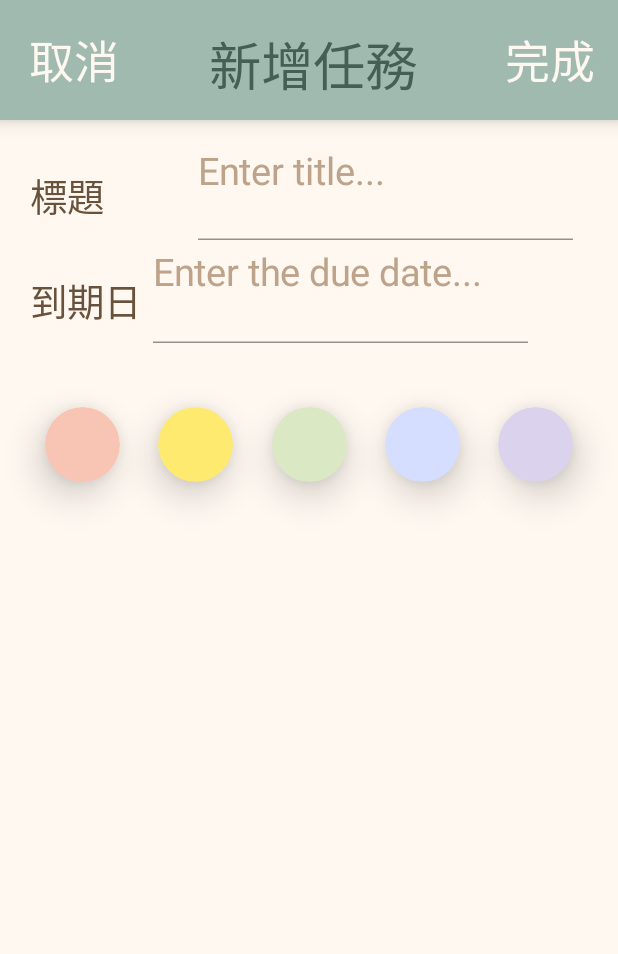
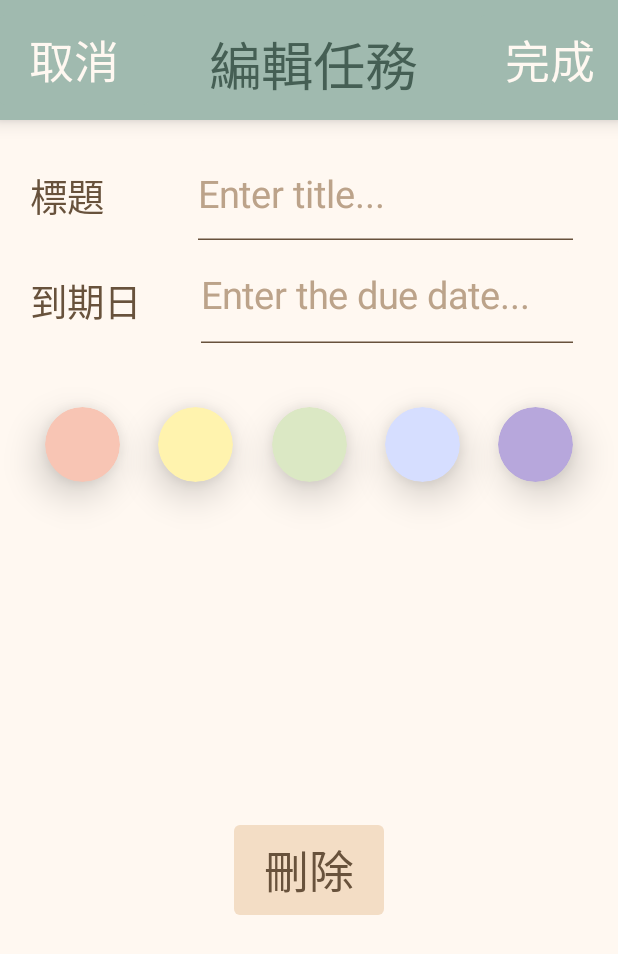
Before and after one commit to daichenwww/KirakuTODO, an Android app built with Jetpack Compose: the composable AddEditCommon shown on its own in the app's theme, on a phone screen of 412 x 824 dp. Shown: the top 954 px of the screen. Run offline under Robolectric (Android 15) with nearby library versions, the light colour scheme and no system bars; our stand-ins replace Dagger/Hilt's generated code, Room's generated code.

Commit message:
首頁初版(有日期) + 新增初版 + 編輯初版(有刪除)

```diff
--- a/app/src/main/java/com/example/afinal/MainActivity.kt
+++ b/app/src/main/java/com/example/afinal/MainActivity.kt
@@ -1,6 +1,5 @@
 package com.example.afinal
 
-import AddTaskPage
 import android.os.Bundle
 import androidx.activity.ComponentActivity
 import androidx.activity.compose.setContent
@@ -12,7 +11,8 @@ import androidx.navigation.compose.NavHost
 import androidx.navigation.compose.composable
 import androidx.navigation.compose.rememberNavController
 import androidx.navigation.navArgument
-import com.example.afinal.feature_task.presentation.add_edit_task.AddEditTaskScreen
+import com.example.afinal.feature_task.presentation.add_edit_task.AddTaskScreen
+import com.example.afinal.feature_task.presentation.add_edit_task.EditTaskScreen
 import com.example.afinal.feature_task.presentation.tasks.TasksScreen
 import com.example.afinal.feature_task.presentation.util.Screen
 import dagger.hilt.android.AndroidEntryPoint
@@ -32,8 +32,9 @@ class MainActivity : ComponentActivity() {
                         startDestination = Screen.TasksScreen.route
                     ){
                         composable(route = Screen.TasksScreen.route) { TasksScreen(navController = navController) }
+                        composable(route = Screen.AddTaskScreen.route) { AddTaskScreen(navController = navController) }
                         composable(
-                            route = Screen.AddEditTaskScreen.route +
+                            route = Screen.EditTaskScreen.route +
                                     "?taskId={taskId}",
                             arguments = listOf(
                                 navArgument(
@@ -43,7 +44,7 @@ class MainActivity : ComponentActivity() {
                                     defaultValue = -1
                                 }
                             )
-                        ) { AddEditTaskScreen(navController = navController) }
+                        ) { EditTaskScreen(navController = navController) }
 //                        composable("addtask")  { AddTaskPage(navController = navController)}
 //                        composable("setting")  { SettingPage(navController = navController)}
 //                        composable("accumulation")  { AccumulationPage(navController = navController, "1")}
--- a/app/src/main/java/com/example/afinal/feature_task/data/datasource/TaskDao.kt
+++ b/app/src/main/java/com/example/afinal/feature_task/data/datasource/TaskDao.kt
@@ -15,6 +15,6 @@ interface TaskDao {
     @Insert(onConflict = OnConflictStrategy.REPLACE)
     suspend fun insertTask(task: Task)
 
-    @Delete
-    suspend fun deleteTask(task: Task)
+    @Query("Delete FROM task WHERE id = :id")
+    suspend fun deleteTask(id: Int)
 }
--- a/app/src/main/java/com/example/afinal/feature_task/data/repository/TaskRepositoryImpl.kt
+++ b/app/src/main/java/com/example/afinal/feature_task/data/repository/TaskRepositoryImpl.kt
@@ -21,7 +21,7 @@ class TaskRepositoryImpl (
         dao.insertTask(task)
     }
 
-    override suspend fun deleteTask(task: Task) {
+    override suspend fun deleteTask(task: Int) {
         dao.deleteTask(task)
     }
 }
--- a/app/src/main/java/com/example/afinal/feature_task/domain/repository/TaskRepository.kt
+++ b/app/src/main/java/com/example/afinal/feature_task/domain/repository/TaskRepository.kt
@@ -11,6 +11,6 @@ interface TaskRepository {
 
     suspend fun insertTask(task: Task)
 
-    suspend fun deleteTask(task: Task)
+    suspend fun deleteTask(task: Int)
 
 }
--- a/app/src/main/java/com/example/afinal/feature_task/domain/use_case/DeleteTask.kt
+++ b/app/src/main/java/com/example/afinal/feature_task/domain/use_case/DeleteTask.kt
@@ -1,10 +1,9 @@
 package com.example.afinal.feature_task.domain.use_case
 
-import com.example.afinal.feature_task.domain.model.Task
 import com.example.afinal.feature_task.domain.repository.TaskRepository
 
 class DeleteTask(private val repository: TaskRepository) {
-    suspend operator fun invoke(task: Task) {
-        repository.deleteTask(task)
+    suspend operator fun invoke(Id: Int?) {
+        if(Id != null) repository.deleteTask(Id)
     }
 }
--- a/app/src/main/java/com/example/afinal/feature_task/domain/use_case/TaskUseCases.kt
+++ b/app/src/main/java/com/example/afinal/feature_task/domain/use_case/TaskUseCases.kt
@@ -3,6 +3,6 @@ package com.example.afinal.feature_task.domain.use_case
 class TaskUseCases (
     val getTasks: GetTasks,
     val getTask: GetTask,
-    val addTask: AddTask,
+    val addTask: AddTask, // can be used as update
     val deleteTask: DeleteTask
 )
--- a/app/src/main/java/com/example/afinal/feature_task/presentation/add_edit_task/AddEditTaskEvent.kt
+++ b/app/src/main/java/com/example/afinal/feature_task/presentation/add_edit_task/AddEditTaskEvent.kt
@@ -8,5 +8,6 @@ sealed class AddEditTaskEvent {
     data class EnteredDueDate(val value: String): AddEditTaskEvent()
     data class ChangeDueDateFocus(val focusState: FocusState): AddEditTaskEvent()
     data class ChangeColor(val color: Int): AddEditTaskEvent()
+    data class DeleteTask(val taskId: Int?): AddEditTaskEvent()
     object SaveTask: AddEditTaskEvent()
 }
--- a/app/src/main/java/com/example/afinal/feature_task/presentation/add_edit_task/AddEditTaskViewModel.kt
+++ b/app/src/main/java/com/example/afinal/feature_task/presentation/add_edit_task/AddEditTaskViewModel.kt
@@ -37,7 +37,7 @@ class AddEditTaskViewModel @Inject constructor(
     private val _eventFlow = MutableSharedFlow<UiEvent>()
     val eventFlow = _eventFlow.asSharedFlow()
 
-    private var currentTaskId: Int? = null
+    var currentTaskId: Int? = null
 
     init {
         savedStateHandle.get<Int>("taskId")?.let { taskId ->
@@ -62,7 +62,6 @@ class AddEditTaskViewModel @Inject constructor(
 
     fun onEvent(event: AddEditTaskEvent) {
         when(event) {
-            //TODO: add delete function
             is AddEditTaskEvent.EnteredTitle -> {
                 _taskTitle.value = taskTitle.value.copy(
                     text = event.value
@@ -87,6 +86,10 @@ class AddEditTaskViewModel @Inject constructor(
             }
             is AddEditTaskEvent.ChangeColor -> {
                 _taskColor.value = event.color
+            }
+            is AddEditTaskEvent.DeleteTask -> {
+                if(event.taskId != null)
+                { viewModelScope.launch { taskUseCases.deleteTask(event.taskId)} }
             }
             is AddEditTaskEvent.SaveTask -> {
                 viewModelScope.launch {
--- /dev/null
+++ b/app/src/main/java/com/example/afinal/feature_task/presentation/add_edit_task/AddTaskScreen.kt
@@ -0,0 +1,38 @@
+package com.example.afinal.feature_task.presentation.add_edit_task
+
+import androidx.compose.foundation.layout.Arrangement
+import androidx.compose.foundation.background
+import androidx.compose.foundation.clickable
+import androidx.compose.foundation.layout.*
+import androidx.compose.foundation.layout.Box
+import androidx.compose.foundation.layout.Spacer
+import androidx.compose.foundation.shape.CircleShape
+import androidx.compose.material.MaterialTheme
+import androidx.compose.material.*
+import androidx.compose.material.Scaffold
+import androidx.compose.material.rememberScaffoldState
+import androidx.compose.runtime.*
+import androidx.compose.ui.Alignment
+import androidx.compose.ui.Modifier
+import androidx.compose.ui.draw.clip
+import androidx.compose.ui.draw.shadow
+import androidx.compose.ui.graphics.toArgb
+import androidx.compose.ui.text.style.TextAlign
+import androidx.compose.ui.unit.dp
+import androidx.hilt.navigation.compose.hiltViewModel
+import androidx.navigation.NavController
+import com.example.afinal.feature_task.domain.model.Task
+import com.example.afinal.feature_task.presentation.add_edit_task.components_and_utils.AddEditCommon
+import com.example.afinal.feature_task.presentation.util.Screen
+import com.example.afinal.feature_task.presentation.add_edit_task.components_and_utils.TransparentHintTextField
+import com.example.afinal.feature_task.presentation.add_edit_task.components_and_utils.light_color_map
+import com.example.afinal.ui.theme.*
+import kotlinx.coroutines.flow.collectLatest
+
+@Composable
+fun AddTaskScreen(
+    navController: NavController,
+    viewModel: AddEditTaskViewModel = hiltViewModel()
+) {
+    AddEditCommon(navController, viewModel,isAddPage = true)
+}
--- a/app/src/main/java/com/example/afinal/feature_task/presentation/add_edit_task/AddEditTaskScreen.kt
+++ b/app/src/main/java/com/example/afinal/feature_task/presentation/add_edit_task/components_and_utils/AddEditCommon.kt
@@ -1,4 +1,4 @@
-package com.example.afinal.feature_task.presentation.add_edit_task
+package com.example.afinal.feature_task.presentation.add_edit_task.components_and_utils
 
 import androidx.compose.foundation.layout.Arrangement
 import androidx.compose.foundation.background
@@ -22,31 +22,30 @@ import androidx.compose.ui.unit.dp
 import androidx.hilt.navigation.compose.hiltViewModel
 import androidx.navigation.NavController
 import com.example.afinal.feature_task.domain.model.Task
+import com.example.afinal.feature_task.presentation.add_edit_task.AddEditTaskEvent
+import com.example.afinal.feature_task.presentation.add_edit_task.AddEditTaskViewModel
 import com.example.afinal.feature_task.presentation.util.Screen
-import com.example.afinal.feature_task.presentation.add_edit_task.components.TransparentHintTextField
+import com.example.afinal.feature_task.presentation.add_edit_task.components_and_utils.TransparentHintTextField
+import com.example.afinal.feature_task.presentation.add_edit_task.components_and_utils.light_color_map
 import com.example.afinal.ui.theme.*
 import kotlinx.coroutines.flow.collectLatest
 
 @Composable
-fun AddEditTaskScreen(
+
+fun AddEditCommon(
     navController: NavController,
-    viewModel: AddEditTaskViewModel = hiltViewModel()
+    viewModel: AddEditTaskViewModel = hiltViewModel(),
+    isAddPage: Boolean
 ) {
     val titleState = viewModel.taskTitle.value
     val dueDateState = viewModel.taskDueDate.value
+    val taskId = viewModel.currentTaskId
 
     val scaffoldState = rememberScaffoldState()
-
-    // val scope = rememberCoroutineScope()
 
     LaunchedEffect(key1 = true) {
         viewModel.eventFlow.collectLatest { event ->
             when(event) {
-                is AddEditTaskViewModel.UiEvent.ShowSnackbar -> {
-                    scaffoldState.snackbarHostState.showSnackbar(
-                        message = event.message
-                    )
-                }
                 is AddEditTaskViewModel.UiEvent.SaveTask -> {
                     navController.navigateUp()
                 }
@@ -72,8 +71,8 @@ fun AddEditTaskScreen(
                         style = MaterialTheme.typography.h3
                     )
                 }
-                Text( /*pass parameter to decide edit or add*/
-                    text = "新增任務", // else "編輯任務", //TODO: 要可以變成編輯
+                Text(
+                    text = if(isAddPage) "新增任務" else "編輯任務",
                     style = MaterialTheme.typography.h2,
                     color = MaterialTheme.colors.onPrimary,
                     textAlign = TextAlign.Center,
@@ -96,7 +95,7 @@ fun AddEditTaskScreen(
         },
         scaffoldState = scaffoldState
     ) {
-        Column(modifier = Modifier.fillMaxSize()) {
+        Column() {
             Row(
                 modifier = Modifier
                     .fillMaxWidth().size(80.dp)
@@ -124,11 +123,10 @@ fun AddEditTaskScreen(
                     textStyle = MaterialTheme.typography.body1
                 )
             }
-            // Spacer(modifier = Modifier.height(16.dp))
             Row(
                 modifier = Modifier
                     .fillMaxWidth().size(80.dp)
-                    .padding(start = 20.dp, end = 60.dp),
+                    .padding(start = 20.dp, end = 30.dp),
                 verticalAlignment = Alignment.CenterVertically,
                 horizontalArrangement = Arrangement.SpaceBetween
             ){
@@ -137,6 +135,7 @@ fun AddEditTaskScreen(
                     color = MaterialTheme.colors.onSecondary,
                     style = MaterialTheme.typography.body1
                 )
+                Spacer(modifier = Modifier.width(40.dp))
                 TransparentHintTextField(
                     modifier = Modifier.size(250.dp, 65.dp),
                     text = dueDateState.text,
@@ -151,8 +150,6 @@ fun AddEditTaskScreen(
                     textStyle = MaterialTheme.typography.body1
                 )
             }
-
-            // template color row--------------
             Spacer(modifier = Modifier.height(16.dp))
             Row(
                 modifier = Modifier
@@ -169,7 +166,7 @@ fun AddEditTaskScreen(
                             .shadow(15.dp, CircleShape)
                             .clip(CircleShape)
                             .background(
-                                ((if (viewModel.taskColor.value == colorInt) { color } else { dark_color_map[color] })!!)
+                                ((if (viewModel.taskColor.value == colorInt) { color } else { light_color_map[color] })!!)
                             )
                             .clickable {
                                 viewModel.onEvent(AddEditTaskEvent.ChangeColor(colorInt))
@@ -177,9 +174,27 @@ fun AddEditTaskScreen(
                     )
                 }
             }
+            if(!isAddPage) {
+                Column(
+                    modifier = Modifier.fillMaxWidth().fillMaxHeight(),
+                    verticalArrangement = Arrangement.Center,
+                    horizontalAlignment = Alignment.CenterHorizontally
+                ) { TextButton(
+                    colors = ButtonDefaults.buttonColors(backgroundColor = MaterialTheme.colors.onBackground),
+                    onClick ={
+                        viewModel.onEvent(AddEditTaskEvent.DeleteTask(taskId))
+                        navController.navigate(Screen.TasksScreen.route)
+                    },
+                    modifier = Modifier.size(100.dp, 60.dp)
+                ) {
+                    Text(
+                        text = "刪除",
+                        color = MaterialTheme.colors.onSecondary,
+                        style = MaterialTheme.typography.h3
+                    )
+                }
+                }
+            }
         }
     }
 }
-
-val dark_color_map  = mapOf(RedTag to LightRedTag, YellowTag to LightYellowTag, GreenTag to LightGreenTag,
-                                BlueTag to LightBlueTag, PurpleTag to LightPurpleTag)
--- a/app/src/main/java/com/example/afinal/feature_task/presentation/add_edit_task/components/TransparentHintTextField.kt
+++ b/app/src/main/java/com/example/afinal/feature_task/presentation/add_edit_task/components_and_utils/TransparentHintTextField.kt
@@ -1,7 +1,9 @@
-package com.example.afinal.feature_task.presentation.add_edit_task.components
+package com.example.afinal.feature_task.presentation.add_edit_task.components_and_utils
 
 import androidx.compose.foundation.layout.Box
 import androidx.compose.foundation.layout.fillMaxWidth
+import androidx.compose.foundation.layout.padding
+import androidx.compose.foundation.layout.size
 import androidx.compose.material.MaterialTheme
 import androidx.compose.material.Text
 import androidx.compose.material.TextField
@@ -11,6 +13,8 @@ import androidx.compose.ui.Modifier
 import androidx.compose.ui.focus.FocusState
 import androidx.compose.ui.focus.onFocusChanged
 import androidx.compose.ui.text.TextStyle
+import androidx.compose.ui.unit.dp
+
 
 @Composable
 fun TransparentHintTextField(
@@ -31,17 +35,21 @@ fun TransparentHintTextField(
             onValueChange = onValueChange,
             singleLine = singleLine,
             textStyle = textStyle,
-            modifier = Modifier
-                .fillMaxWidth()
-                .onFocusChanged {
-                    onFocusChange(it)
-                },
+            modifier = Modifier.onFocusChanged { onFocusChange(it) },
             colors = TextFieldDefaults.textFieldColors(
                 backgroundColor = MaterialTheme.colors.background,
-                textColor = MaterialTheme.colors.onSecondary)
+                textColor = MaterialTheme.colors.onSecondary,
+                focusedIndicatorColor = MaterialTheme.colors.onSecondary,
+                unfocusedIndicatorColor = MaterialTheme.colors.onSecondary
+            )
         )
         if(isHintVisible) {
-            Text(text = hint, style = textStyle, color = MaterialTheme.colors.secondary)
+            Text(
+                text = hint,
+                style = textStyle,
+                modifier = Modifier.padding(top = 15.dp),
+                color = MaterialTheme.colors.secondary
+            )
         }
     }
 }
--- /dev/null
+++ b/app/src/main/java/com/example/afinal/feature_task/presentation/add_edit_task/components_and_utils/light_color_map.kt
@@ -0,0 +1,8 @@
+package com.example.afinal.feature_task.presentation.add_edit_task.components_and_utils
+
+import com.example.afinal.ui.theme.*
+
+val light_color_map  = mapOf(
+    RedTag to LightRedTag, YellowTag to LightYellowTag, GreenTag to LightGreenTag,
+    BlueTag to LightBlueTag, PurpleTag to LightPurpleTag
+)
--- a/app/src/main/java/com/example/afinal/feature_task/presentation/tasks/TasksScreen.kt
+++ b/app/src/main/java/com/example/afinal/feature_task/presentation/tasks/TasksScreen.kt
@@ -70,7 +70,7 @@ fun TasksScreen(
                 },
                 actions = {
                     IconButton(
-                        { navController.navigate(Screen.AddEditTaskScreen.route) }
+                        { navController.navigate(Screen.AddTaskScreen.route) }
                         // TODO: navigate to TODO screen
                     ) {
                         Image(
@@ -90,7 +90,7 @@ fun TasksScreen(
                 backgroundColor = MaterialTheme.colors.onPrimary,
                 contentColor = MaterialTheme.colors.background,
                 modifier = Modifier.size(100.dp),
-                onClick = { navController.navigate(Screen.AddEditTaskScreen.route) }
+                onClick = { navController.navigate(Screen.AddTaskScreen.route) }
             ) {
                 Icon(
                     imageVector = Icons.Default.Add,
--- a/app/src/main/java/com/example/afinal/feature_task/presentation/tasks/component/ListwithHeader.kt
+++ b/app/src/main/java/com/example/afinal/feature_task/presentation/tasks/component/ListwithHeader.kt
@@ -67,7 +67,7 @@ fun ListwithHeader(
                         .fillMaxWidth()
                         .clickable {
                             navController.navigate(
-                                Screen.AddEditTaskScreen.route + "?taskId=${task.id}"
+                                Screen.EditTaskScreen.route + "?taskId=${task.id}"
                             )
                         }
                 )
--- a/app/src/main/java/com/example/afinal/feature_task/presentation/util/Screen.kt
+++ b/app/src/main/java/com/example/afinal/feature_task/presentation/util/Screen.kt
@@ -2,5 +2,6 @@ package com.example.afinal.feature_task.presentation.util
 
 sealed class Screen(val route: String) {
     object TasksScreen: Screen("tasks_screen")
-    object AddEditTaskScreen: Screen("add_edit_task_screen")
+    object AddTaskScreen: Screen("add_task_screen")
+    object EditTaskScreen: Screen("edit_task_screen")
 }
--- /dev/null
+++ b/app/src/main/java/com/example/afinal/feature_todo/data/datasource/TodoDao.kt
@@ -0,0 +1,4 @@
+package com.example.afinal.feature_todo.data.datasource
+
+interface TodoDao {
+}
--- /dev/null
+++ b/app/src/main/java/com/example/afinal/feature_todo/data/datasource/TodoDatabase.kt
@@ -0,0 +1,4 @@
+package com.example.afinal.feature_todo.data.datasource
+
+class TodoDatabase {
+}
--- /dev/null
+++ b/app/src/main/java/com/example/afinal/feature_todo/data/repository/TodoRepositoryImpl.kt
@@ -0,0 +1,4 @@
+package com.example.afinal.feature_todo.data.repository
+
+class TodoRepositoryImpl {
+}
```
Also changed, not shown: app/src/main/java/com/example/afinal/feature_task/presentation/add_edit_task/EditTaskScreen.kt (added, +38 -0 lines), app/src/main/java/com/example/afinal/feature_todo/DaynTask.kt (deleted, +0 -100 lines).
